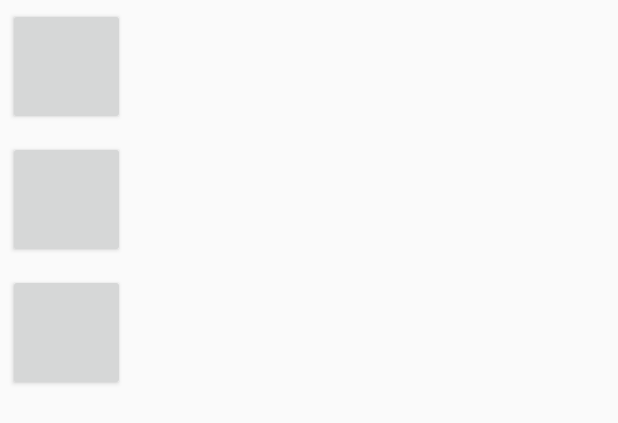
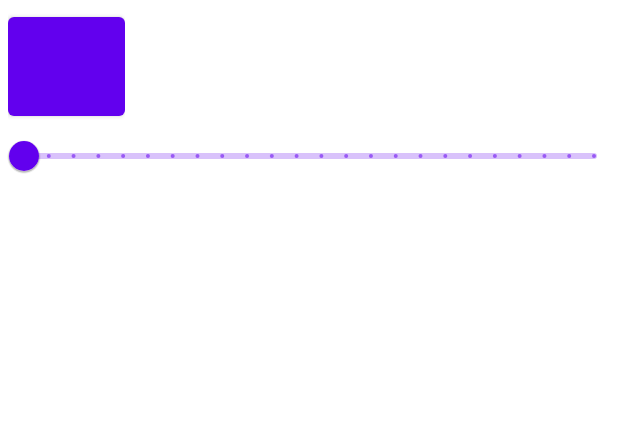
Before and after one commit to Tosaa/FurstyChristmas, an Android app: the layout fragment_cards_overview.xml on its own in the app's theme, with its tools: preview values and no code run, on a phone screen of 412 x 824 dp. Shown: the top 423 px of the screen. Run offline under Robolectric (Android 15) with nearby library versions, the phone set to English and light mode, and no system bars.

Commit message:
add slider for enabling cards

```diff
--- a/app/build.gradle
+++ b/app/build.gradle
@@ -78,4 +78,7 @@ dependencies {
 // Koin AndroidX Fragment features
     implementation "org.koin:koin-androidx-fragment:$koin_version"
 
+    implementation 'com.google.android.material:material:1.2.1'
+
+
 }
--- a/app/src/main/java/com/example/furstychrismas/koin/ChristmasModule.kt
+++ b/app/src/main/java/com/example/furstychrismas/koin/ChristmasModule.kt
@@ -1,10 +1,12 @@
 package com.example.furstychrismas.koin
 
+import com.example.furstychrismas.CardViewModel
 import com.example.furstychrismas.ExerciseViewModel
 import org.koin.androidx.viewmodel.dsl.viewModel
 import org.koin.dsl.module
 
 val myModule = module {
 
-    viewModel { (day: Int) -> ExerciseViewModel(day)  }
+    viewModel { (day: Int) -> ExerciseViewModel(day) }
+    viewModel { CardViewModel() }
 }
--- /dev/null
+++ b/app/src/main/java/com/example/furstychrismas/model/Card.kt
@@ -0,0 +1,3 @@
+package com.example.furstychrismas.model
+
+data class Card(val day: Int, val isAvailable: Boolean, val isDone: Boolean)
--- a/app/src/main/res/layout/fragment_cards_overview.xml
+++ b/app/src/main/res/layout/fragment_cards_overview.xml
@@ -6,17 +6,27 @@
 
     </data>
 
-    <FrameLayout
+    <LinearLayout
         android:layout_width="match_parent"
         android:layout_height="match_parent"
+        android:orientation="vertical"
         tools:context=".CardsOverviewFragment">
 
         <androidx.recyclerview.widget.RecyclerView
             android:id="@+id/day_cards"
             android:layout_width="match_parent"
-            android:layout_height="match_parent"
+            android:layout_height="wrap_content"
             android:layout_gravity="center"
+            tools:layout_height="80dp"
             tools:listitem="@layout/christmas_card" />
 
-    </FrameLayout>
+        <com.google.android.material.slider.Slider
+            android:id="@+id/slider"
+            android:layout_width="match_parent"
+            android:layout_height="wrap_content"
+            android:stepSize="1"
+            android:value="1"
+            android:valueFrom="1"
+            android:valueTo="24" />
+    </LinearLayout>
 </layout>
--- a/app/src/main/res/values/styles.xml
+++ b/app/src/main/res/values/styles.xml
@@ -1,6 +1,6 @@
 <resources>
     <!-- Base application theme. -->
-    <style name="AppTheme" parent="Theme.AppCompat.Light.DarkActionBar">
+    <style name="AppTheme" parent="Theme.MaterialComponents.DayNight.DarkActionBar">
         <!-- Customize your theme here. -->
         <item name="colorPrimary">@color/colorPrimary</item>
         <item name="colorPrimaryDark">@color/colorPrimaryDark</item>
```
Also changed, not shown: app/src/main/java/com/example/furstychrismas/CardAdapter.kt (+16 -9 lines), app/src/main/java/com/example/furstychrismas/CardViewModel.kt (added, +15 -0 lines), app/src/main/java/com/example/furstychrismas/CardsOverviewFragment.kt (+14 -5 lines).
